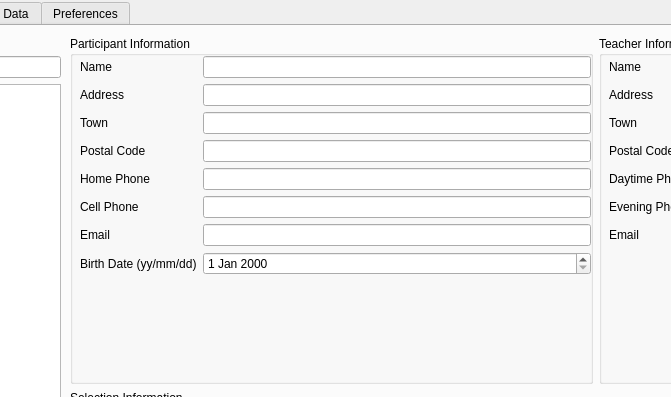
Before: the Qt Designer form Forms/ui_mainwindow.ui in diana134/afs, drawn with Qt 5; both pictures show x 212 to 883 and y 0 to 397 of the 1342 by 755 pixel window.
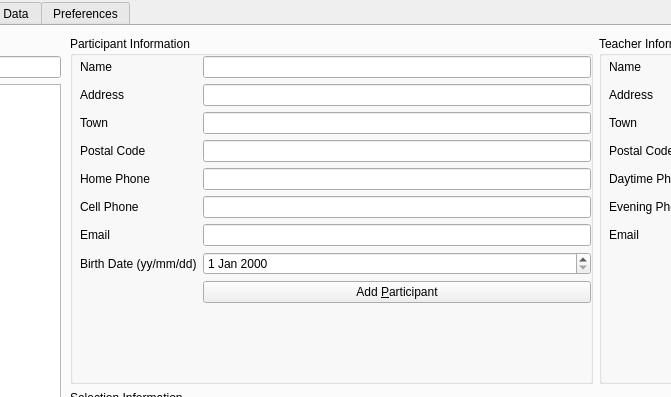
After: the same form once the commit is applied.

Commit message: Participants can be added to db via code

Patch:
```diff
--- a/Forms/ui_mainwindow.ui
+++ b/Forms/ui_mainwindow.ui
@@ -100,10 +100,13 @@
             <x>10</x>
             <y>20</y>
             <width>511</width>
-            <height>251</height>
+            <height>277</height>
            </rect>
           </property>
           <layout class="QFormLayout" name="formLayout">
+           <property name="fieldGrowthPolicy">
+            <enum>QFormLayout::AllNonFixedFieldsGrow</enum>
+           </property>
            <item row="0" column="0">
             <widget class="QLabel" name="label_2">
              <property name="text">
@@ -196,6 +199,13 @@
            <item row="7" column="1">
             <widget class="QDateEdit" name="dateEdit"/>
            </item>
+           <item row="8" column="1">
+            <widget class="QPushButton" name="btn_addParticipant">
+             <property name="text">
+              <string>Add &amp;Participant</string>
+             </property>
+            </widget>
+           </item>
           </layout>
          </widget>
         </widget>
@@ -211,7 +221,7 @@
             <x>10</x>
             <y>20</y>
             <width>511</width>
-            <height>321</height>
+            <height>343</height>
            </rect>
           </property>
           <layout class="QFormLayout" name="formLayout_3">
```
Left out of the diff: 66 changed lines with no effect on the pictures. The commit also changes 8 other files.
